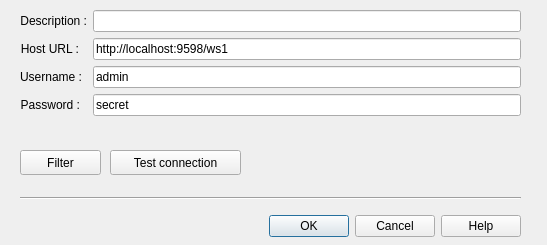
Old version of the form src/cdlgconnsettingsws1.ui in the repository grodansparadis/vscp-works-qt.
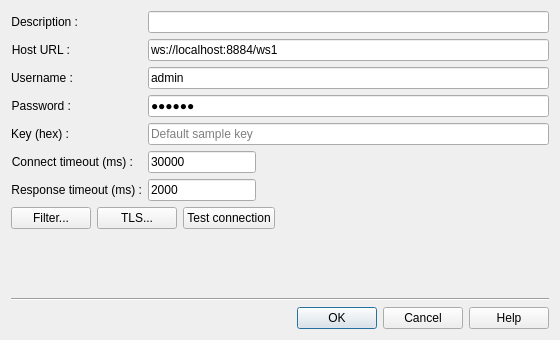
New version of the form.

Patch:
```diff
--- a/src/cdlgconnsettingsws1.ui
+++ b/src/cdlgconnsettingsws1.ui
@@ -6,8 +6,8 @@
    <rect>
     <x>0</x>
     <y>0</y>
-    <width>547</width>
-    <height>245</height>
+    <width>560</width>
+    <height>340</height>
    </rect>
   </property>
   <property name="baseSize">
@@ -19,34 +19,8 @@
   <property name="windowTitle">
    <string>Websocket WS1 Connection</string>
   </property>
-  <widget class="QDialogButtonBox" name="buttonBox">
-   <property name="geometry">
-    <rect>
-     <x>20</x>
-     <y>210</y>
-     <width>501</width>
-     <height>32</height>
-    </rect>
-   </property>
-   <property name="orientation">
-    <enum>Qt::Horizontal</enum>
-   </property>
-   <property name="standardButtons">
-    <set>QDialogButtonBox::Cancel|QDialogButtonBox::Help|QDialogButtonBox::Ok</set>
-   </property>
-   <property name="centerButtons">
-    <bool>false</bool>
-   </property>
-  </widget>
-  <widget class="QWidget" name="formLayoutWidget">
-   <property name="geometry">
-    <rect>
-     <x>20</x>
-     <y>10</y>
-     <width>501</width>
-     <height>131</height>
-    </rect>
-   </property>
+  <layout class="QVBoxLayout" name="verticalLayout">
+   <item>
    <layout class="QFormLayout" name="formLayout">
     <item row="0" column="0">
      <widget class="QLabel" name="label">
@@ -77,7 +51,7 @@
        <string>Address to remote host. Prefix with stcp:// for SSL/TLS</string>
       </property>
       <property name="text">
-       <string>http://localhost:9598/ws1</string>
+        <string>ws://localhost:8884/ws1</string>
       </property>
      </widget>
     </item>
@@ -119,61 +93,172 @@
       <property name="text">
        <string>secret</string>
       </property>
+       <property name="echoMode">
+        <enum>QLineEdit::PasswordEchoOnEdit</enum>
+       </property>
+      </widget>
+     </item>
+     <item row="4" column="0">
+      <widget class="QLabel" name="label_5">
+       <property name="text">
+        <string>Key (hex) :</string>
+       </property>
+       <property name="alignment">
+        <set>Qt::AlignRight|Qt::AlignTrailing|Qt::AlignVCenter</set>
+       </property>
+       <property name="buddy">
+        <cstring>editKey</cstring>
+       </property>
+      </widget>
+     </item>
+     <item row="4" column="1">
+      <widget class="QLineEdit" name="editKey">
+       <property name="toolTip">
+        <string>&lt;html&gt;&lt;head/&gt;&lt;body&gt;&lt;p&gt;AES-128 key shared with the server (the file set with &amp;quot;key-file&amp;quot; in the server configuration), 32 hexadecimal characters. The user name and password are encrypted with this key when they are sent. Leave empty to use the default sample key, which the server also uses when no key file is configured.&lt;/p&gt;&lt;/body&gt;&lt;/html&gt;</string>
+       </property>
+       <property name="echoMode">
+        <enum>QLineEdit::PasswordEchoOnEdit</enum>
+       </property>
+       <property name="placeholderText">
+        <string>Default sample key</string>
+       </property>
+      </widget>
+     </item>
+     <item row="5" column="0">
+      <widget class="QLabel" name="label_6">
+       <property name="text">
+        <string>Connect timeout (ms) :</string>
+       </property>
+       <property name="alignment">
+        <set>Qt::AlignRight|Qt::AlignTrailing|Qt::AlignVCenter</set>
+       </property>
+       <property name="buddy">
+        <cstring>editConnectTimeout</cstring>
+       </property>
+      </widget>
+     </item>
+     <item row="5" column="1">
+      <widget class="QLineEdit" name="editConnectTimeout">
+       <property name="sizePolicy">
+        <sizepolicy hsizetype="Fixed" vsizetype="Fixed">
+         <horstretch>0</horstretch>
+         <verstretch>0</verstretch>
+        </sizepolicy>
+       </property>
+       <property name="toolTip">
+        <string>Time to wait for the connection, TLS handshake and login, in milliseconds</string>
+       </property>
+       <property name="text">
+        <string>30000</string>
+       </property>
+      </widget>
+     </item>
+     <item row="6" column="0">
+      <widget class="QLabel" name="label_7">
+       <property name="text">
+        <string>Response timeout (ms) :</string>
+       </property>
+       <property name="alignment">
+        <set>Qt::AlignRight|Qt::AlignTrailing|Qt::AlignVCenter</set>
+       </property>
+       <property name="buddy">
+        <cstring>editResponseTimeout</cstring>
+       </property>
+      </widget>
+     </item>
+     <item row="6" column="1">
+      <widget class="QLineEdit" name="editResponseTimeout">
+       <property name="sizePolicy">
+        <sizepolicy hsizetype="Fixed" vsizetype="Fixed">
+         <horstretch>0</horstretch>
+         <verstretch>0</verstretch>
+        </sizepolicy>
+       </property>
+       <property name="toolTip">
+        <string>Time to wait for the reply to a command, in milliseconds</string>
+       </property>
+       <property name="text">
+        <string>2000</string>
+       </property>
      </widget>
     </item>
    </layout>
-  </widget>
+   </item>
+   <item>
+    <layout class="QHBoxLayout" name="horizontalLayout">
+     <item>
   <widget class="QPushButton" name="btnSetFilter">
-   <property name="geometry">
-    <rect>
-     <x>20</x>
-     <y>150</y>
-     <width>81</width>
-     <height>25</height>
-    </rect>
-   </property>
-   <property name="minimumSize">
-    <size>
-     <width>0</width>
-     <height>0</height>
-    </size>
-   </property>
-   <property name="baseSize">
-    <size>
-     <width>0</width>
-     <height>0</height>
-    </size>
+       <property name="toolTip">
+        <string>Only receive events that pass this filter</string>
+       </property>
+       <property name="text">
+        <string>Filter...</string>
+       </property>
+      </widget>
+     </item>
+     <item>
+      <widget class="QPushButton" name="btnTLS">
+       <property name="toolTip">
+        <string>Settings for encrypted (wss://) connections</string>
    </property>
    <property name="text">
-    <string>Filter</string>
-   </property>
-  </widget>
+        <string>TLS...</string>
+       </property>
+      </widget>
+     </item>
+     <item>
   <widget class="QPushButton" name="btnTestConnection">
-   <property name="geometry">
-    <rect>
-     <x>110</x>
-     <y>150</y>
-     <width>131</width>
-     <height>25</height>
-    </rect>
-   </property>
    <property name="text">
     <string>Test connection</string>
    </property>
   </widget>
+     </item>
+     <item>
+      <spacer name="horizontalSpacer">
+       <property name="orientation">
+        <enum>Qt::Horizontal</enum>
+       </property>
+       <property name="sizeHint" stdset="0">
+        <size>
+         <width>40</width>
+         <height>20</height>
+        </size>
+       </property>
+      </spacer>
+     </item>
+    </layout>
+   </item>
+   <item>
+    <spacer name="verticalSpacer">
+     <property name="orientation">
+      <enum>Qt::Vertical</enum>
+     </property>
+     <property name="sizeHint" stdset="0">
+      <size>
+       <width>20</width>
+       <height>10</height>
+      </size>
+     </property>
+    </spacer>
+   </item>
+   <item>
   <widget class="Line" name="line">
-   <property name="geometry">
-    <rect>
-     <x>20</x>
-     <y>190</y>
-     <width>501</width>
-     <height>16</height>
-    </rect>
-   </property>
+     <property name="orientation">
+      <enum>Qt::Horizontal</enum>
+     </property>
+    </widget>
+   </item>
+   <item>
+    <widget class="QDialogButtonBox" name="buttonBox">
    <property name="orientation">
     <enum>Qt::Horizontal</enum>
    </property>
-  </widget>
+     <property name="standardButtons">
+      <set>QDialogButtonBox::Cancel|QDialogButtonBox::Help|QDialogButtonBox::Ok</set>
+     </property>
+    </widget>
+   </item>
+  </layout>
  </widget>
  <resources/>
  <connections>
```
Left out of the diff: 52 changed lines with no effect on the pictures. Lines whose indentation alone changed are shown as unchanged.
